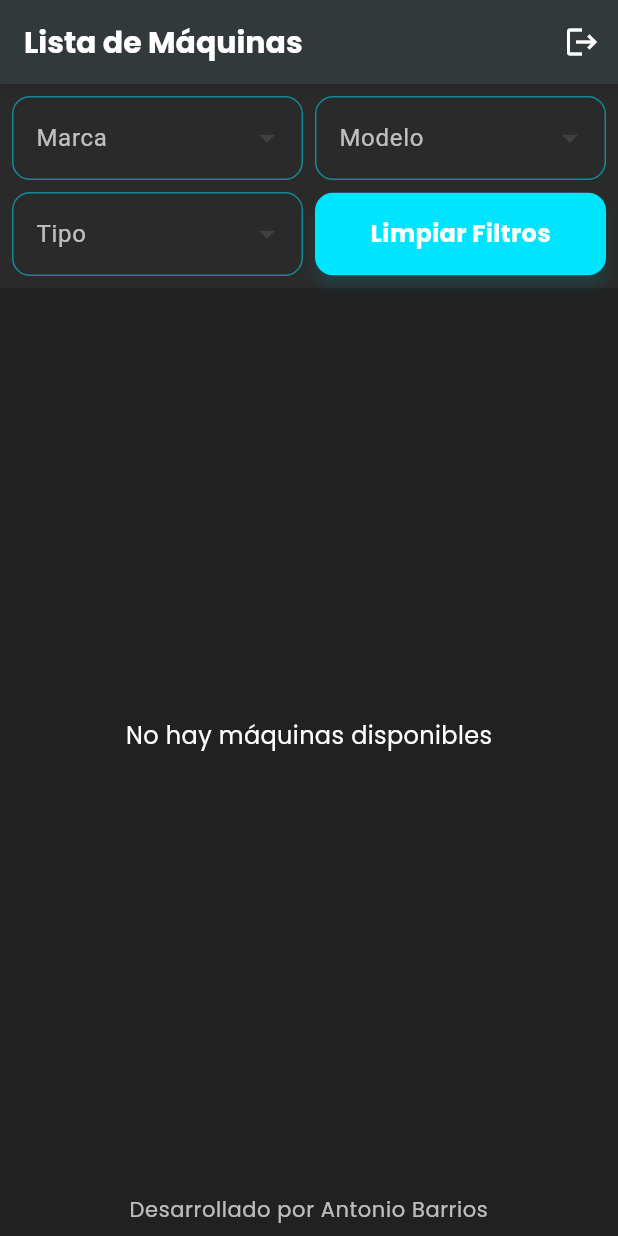
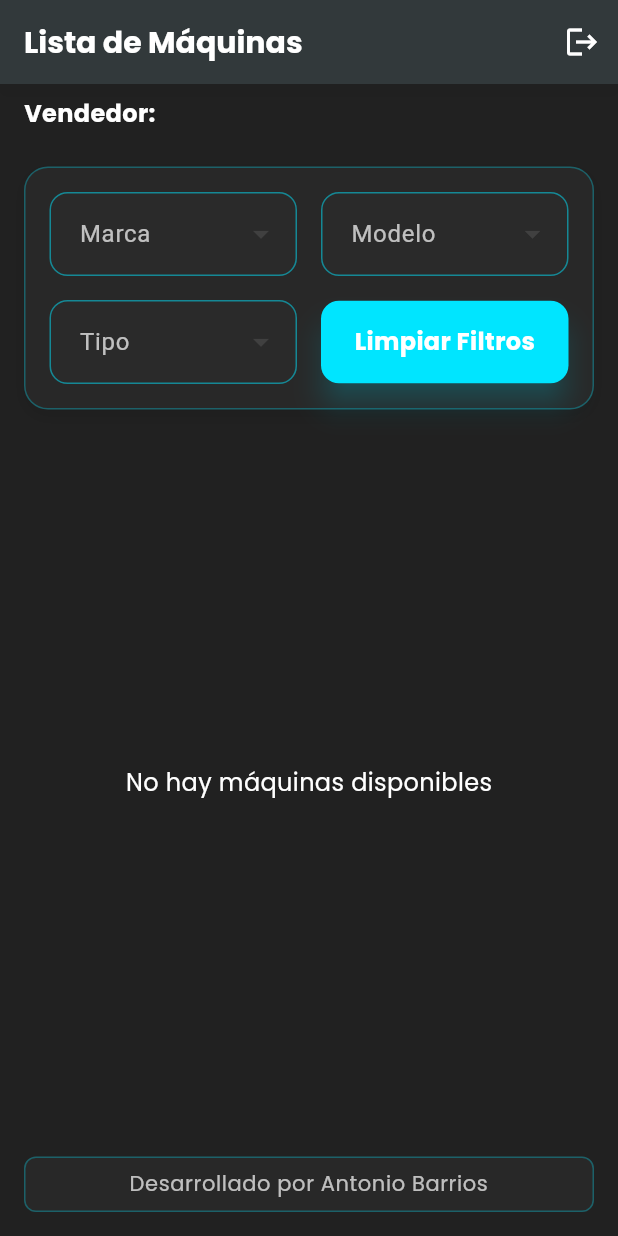
Before and after one commit to nfuegopy/app-presupuesto, a Flutter app: the screen it shows after launch, after a tap on "Iniciar Sesión", on a phone screen of 412 x 824 dp. Run offline on Flutter 3.47's test engine with Material 3 defaults, Android fonts, the phone set to English and light mode, and no system bars; our stand-ins replace animate_do, cached_network_image, cloud_firestore, firebase_auth, firebase_core, shared_preferences; accounts and stored records are empty; network calls fail.

Commit message:
Mejoras en Flutter Estetica mejorada

```diff
--- a/lib/features/products/presentation/screens/product_list_screen.dart
+++ b/lib/features/products/presentation/screens/product_list_screen.dart
@@ -1,10 +1,11 @@
 import 'package:flutter/material.dart';
-import 'package:cached_network_image/cached_network_image.dart'; // Añadido para manejar imágenes
+import 'package:cached_network_image/cached_network_image.dart';
 import 'package:provider/provider.dart';
 import '../providers/product_provider.dart';
 import '../../../budgets/presentation/screens/budget_form_screen.dart';
 import '../../../auth/presentation/providers/auth_provider.dart';
 import '../../../auth/presentation/screens/login_screen.dart';
+import '../../../auth/presentation/widgets/custom_button.dart';
 
 class ProductListScreen extends StatelessWidget {
   const ProductListScreen({super.key});
@@ -13,6 +14,11 @@ class ProductListScreen extends StatelessWidget {
   Widget build(BuildContext context) {
     final productProvider = Provider.of<ProductProvider>(context);
     final authProvider = Provider.of<AuthProvider>(context, listen: false);
+
+    // Obtener el nombre y apellido del usuario logueado
+    final user = authProvider.user;
+    final vendorName =
+        user != null ? '${user.nombre} ${user.apellido}' : 'Usuario';
 
     return Scaffold(
       backgroundColor:
@@ -42,11 +48,40 @@ class ProductListScreen extends StatelessWidget {
         ],
       ),
       body: Column(
+        crossAxisAlignment: CrossAxisAlignment.start,
         children: [
-          // Filtros
-          Container(
-            color: Theme.of(context).colorScheme.surface, // Fondo gris oscuro
-            padding: const EdgeInsets.all(8.0),
+          // Información del vendedor (Nombre + Apellido)
+          Padding(
+            padding:
+                const EdgeInsets.symmetric(horizontal: 16.0, vertical: 8.0),
+            child: Text(
+              'Vendedor: $vendorName',
+              style: Theme.of(context).textTheme.bodyMedium?.copyWith(
+                    color: Colors.white,
+                    fontWeight: FontWeight.bold,
+                  ),
+            ),
+          ),
+          // Filtros sin glassmorphism
+          Padding(
+            padding: const EdgeInsets.all(16.0),
+            child: Container(
+              decoration: BoxDecoration(
+                color: Theme.of(context).colorScheme.surface.withOpacity(0.8),
+                borderRadius: BorderRadius.circular(16),
+                border: Border.all(
+                  color: Theme.of(context).colorScheme.primary.withOpacity(0.3),
+                  width: 1,
+                ),
+                boxShadow: [
+                  BoxShadow(
+                    color: Colors.black.withOpacity(0.1),
+                    blurRadius: 8,
+                    offset: const Offset(0, 4),
+                  ),
+                ],
+              ),
+              padding: const EdgeInsets.all(16.0),
               child: Column(
                 children: [
                   Row(
@@ -87,6 +122,8 @@ class ProductListScreen extends StatelessWidget {
                                 .colorScheme
                                 .surface
                                 .withOpacity(0.8),
+                            contentPadding: const EdgeInsets.symmetric(
+                                horizontal: 16.0, vertical: 16.0),
                           ),
                           value: productProvider.selectedBrand,
                           items: productProvider.brands
@@ -94,15 +131,16 @@ class ProductListScreen extends StatelessWidget {
                                     value: brand,
                                     child: Text(
                                       brand,
-                                    style:
-                                        Theme.of(context).textTheme.bodyMedium,
+                                      style: Theme.of(context)
+                                          .textTheme
+                                          .bodyMedium,
                                     ),
                                   ))
                               .toList(),
                           onChanged: (value) => productProvider.setBrand(value),
                         ),
                       ),
-                    const SizedBox(width: 8),
+                      const SizedBox(width: 16),
                       Expanded(
                         child: DropdownButtonFormField<String>(
                           decoration: InputDecoration(
@@ -139,6 +177,8 @@ class ProductListScreen extends StatelessWidget {
                                 .colorScheme
                                 .surface
                                 .withOpacity(0.8),
+                            contentPadding: const EdgeInsets.symmetric(
+                                horizontal: 16.0, vertical: 16.0),
                           ),
                           value: productProvider.selectedModel,
                           items: productProvider.models
@@ -146,8 +186,9 @@ class ProductListScreen extends StatelessWidget {
                                     value: model,
                                     child: Text(
                                       model,
-                                    style:
-                                        Theme.of(context).textTheme.bodyMedium,
+                                      style: Theme.of(context)
+                                          .textTheme
+                                          .bodyMedium,
                                     ),
                                   ))
                               .toList(),
@@ -156,7 +197,7 @@ class ProductListScreen extends StatelessWidget {
                       ),
                     ],
                   ),
-                const SizedBox(height: 8),
+                  const SizedBox(height: 16),
                   Row(
                     children: [
                       Expanded(
@@ -195,6 +236,8 @@ class ProductListScreen extends StatelessWidget {
                                 .colorScheme
                                 .surface
                                 .withOpacity(0.8),
+                            contentPadding: const EdgeInsets.symmetric(
+                                horizontal: 16.0, vertical: 16.0),
                           ),
                           value: productProvider.selectedType,
                           items: productProvider.types
@@ -202,40 +245,21 @@ class ProductListScreen extends StatelessWidget {
                                     value: type,
                                     child: Text(
                                       type,
-                                    style:
-                                        Theme.of(context).textTheme.bodyMedium,
+                                      style: Theme.of(context)
+                                          .textTheme
+                                          .bodyMedium,
                                     ),
                                   ))
                               .toList(),
                           onChanged: (value) => productProvider.setType(value),
                         ),
                       ),
-                    const SizedBox(width: 8),
+                      const SizedBox(width: 16),
                       Expanded(
-                      child: ElevatedButton(
+                        child: CustomButton(
+                          text: 'Limpiar Filtros',
                           onPressed: () => productProvider.resetFilters(),
-                        style: ElevatedButton.styleFrom(
-                          backgroundColor:
-                              Theme.of(context).colorScheme.primary,
-                          foregroundColor:
-                              Theme.of(context).colorScheme.onPrimary,
-                          padding: const EdgeInsets.symmetric(vertical: 16),
-                          shape: RoundedRectangleBorder(
-                            borderRadius: BorderRadius.circular(12),
-                          ),
-                          elevation: 4,
-                          shadowColor: Theme.of(context)
-                              .colorScheme
-                              .primary
-                              .withOpacity(0.3),
-                        ),
-                        child: Text(
-                          'Limpiar Filtros',
-                          style:
-                              Theme.of(context).textTheme.bodyMedium?.copyWith(
-                                    fontWeight: FontWeight.bold,
-                                  ),
-                        ),
+                          isLoading: false,
                         ),
                       ),
                     ],
@@ -243,17 +267,34 @@ class ProductListScreen extends StatelessWidget {
                 ],
               ),
             ),
+          ),
           // Lista de productos
           Expanded(
             child: productProvider.isLoading
-                ? const Center(child: CircularProgressIndicator())
+                ? Center(
+                    child: CircularProgressIndicator(
+                      color: Theme.of(context).colorScheme.primary,
+                    ),
+                  )
                 : productProvider.errorMessage != null
                     ? Center(
+                        child: Container(
+                          padding: const EdgeInsets.all(8),
+                          decoration: BoxDecoration(
+                            color: Theme.of(context)
+                                .colorScheme
+                                .error
+                                .withOpacity(0.2),
+                            borderRadius: BorderRadius.circular(8),
+                          ),
                           child: Text(
                             productProvider.errorMessage!,
-                          style:
-                              Theme.of(context).textTheme.bodyMedium?.copyWith(
+                            style: Theme.of(context)
+                                .textTheme
+                                .bodyMedium
+                                ?.copyWith(
                                   color: Theme.of(context).colorScheme.error,
+                                ),
                           ),
                         ),
                       )
@@ -265,30 +306,38 @@ class ProductListScreen extends StatelessWidget {
                             ),
                           )
                         : ListView.builder(
-                            padding: const EdgeInsets.all(8.0),
+                            padding: const EdgeInsets.symmetric(
+                                horizontal: 16.0, vertical: 8.0),
                             itemCount: productProvider.products.length,
                             itemBuilder: (context, index) {
                               final product = productProvider.products[index];
-                              return Card(
+                              return Padding(
+                                padding:
+                                    const EdgeInsets.symmetric(vertical: 8.0),
+                                child: Container(
+                                  decoration: BoxDecoration(
                                     color: Theme.of(context)
                                         .colorScheme
                                         .surface
                                         .withOpacity(0.8),
-                                elevation: 4,
-                                shape: RoundedRectangleBorder(
-                                  borderRadius: BorderRadius.circular(12),
-                                  side: BorderSide(
+                                    borderRadius: BorderRadius.circular(16),
+                                    border: Border.all(
                                       color: Theme.of(context)
                                           .colorScheme
                                           .primary
                                           .withOpacity(0.3),
                                       width: 1,
                                     ),
+                                    boxShadow: [
+                                      BoxShadow(
+                                        color: Colors.black.withOpacity(0.1),
+                                        blurRadius: 8,
+                                        offset: const Offset(0, 4),
                                       ),
-                                margin:
-                                    const EdgeInsets.symmetric(vertical: 4.0),
+                                    ],
+                                  ),
                                   child: ListTile(
-                                  contentPadding: const EdgeInsets.all(12.0),
+                                    contentPadding: const EdgeInsets.all(16.0),
                                     title: Text(
                                       product.name,
                                       style: Theme.of(context)
@@ -302,7 +351,7 @@ class ProductListScreen extends StatelessWidget {
                                       crossAxisAlignment:
                                           CrossAxisAlignment.start,
                                       children: [
-                                      const SizedBox(height: 4),
+                                        const SizedBox(height: 8),
                                         Text(
                                           '${product.type} - ${product.price} ${product.currency}',
                                           style: Theme.of(context)
@@ -326,16 +375,45 @@ class ProductListScreen extends StatelessWidget {
                                       ],
                                     ),
                                     trailing: product.imageUrl != null
-                                      ? CachedNetworkImage(
+                                        ? Container(
+                                            decoration: BoxDecoration(
+                                              shape: BoxShape.circle,
+                                              border: Border.all(
+                                                color: Theme.of(context)
+                                                    .colorScheme
+                                                    .primary,
+                                                width: 1,
+                                              ),
+                                              boxShadow: [
+                                                BoxShadow(
+                                                  color: Theme.of(context)
+                                                      .colorScheme
+                                                      .primary
+                                                      .withOpacity(0.3),
+                                                  blurRadius: 8,
+                                                  spreadRadius: 1,
+                                                ),
+                                              ],
+                                            ),
+                                            child: ClipOval(
+                                              child: CachedNetworkImage(
                                                 imageUrl: product.imageUrl!,
                                                 width: 50,
                                                 height: 50,
                                                 fit: BoxFit.cover,
+                                                useOldImageOnUrlChange: false,
+                                                memCacheWidth: 100,
+                                                memCacheHeight: 100,
+                                                maxWidthDiskCache: 100,
+                                                maxHeightDiskCache: 100,
                                                 placeholder: (context, url) =>
                                                     const CircularProgressIndicator(),
-                                          errorWidget: (context, url, error) =>
-                                              const Icon(
-                                                  Icons.image_not_supported),
+                                                errorWidget: (context, url,
+                                                        error) =>
+                                                    const Icon(Icons
+                                                        .image_not_supported),
+                                              ),
+                                            ),
                                           )
                                         : const Icon(Icons.image_not_supported),
                                     onTap: () {
@@ -343,10 +421,12 @@ class ProductListScreen extends StatelessWidget {
                                         context,
                                         MaterialPageRoute(
                                           builder: (context) =>
-                                            BudgetFormScreen(product: product),
+                                              BudgetFormScreen(
+                                                  product: product),
                                         ),
                                       );
                                     },
+                                  ),
                                 ),
                               );
                             },
@@ -355,13 +435,24 @@ class ProductListScreen extends StatelessWidget {
         ],
       ),
       bottomNavigationBar: Padding(
-        padding: const EdgeInsets.all(8.0),
+        padding: const EdgeInsets.all(16.0),
+        child: Container(
+          padding: const EdgeInsets.symmetric(vertical: 8.0),
+          decoration: BoxDecoration(
+            color: Theme.of(context).colorScheme.surface.withOpacity(0.8),
+            borderRadius: BorderRadius.circular(8),
+            border: Border.all(
+              color: Theme.of(context).colorScheme.primary.withOpacity(0.3),
+              width: 1,
+            ),
+          ),
           child: Text(
             'Desarrollado por Antonio Barrios',
             textAlign: TextAlign.center,
             style: Theme.of(context).textTheme.bodySmall,
           ),
         ),
+      ),
     );
   }
 }
```
Lines whose indentation alone changed are shown as unchanged.
